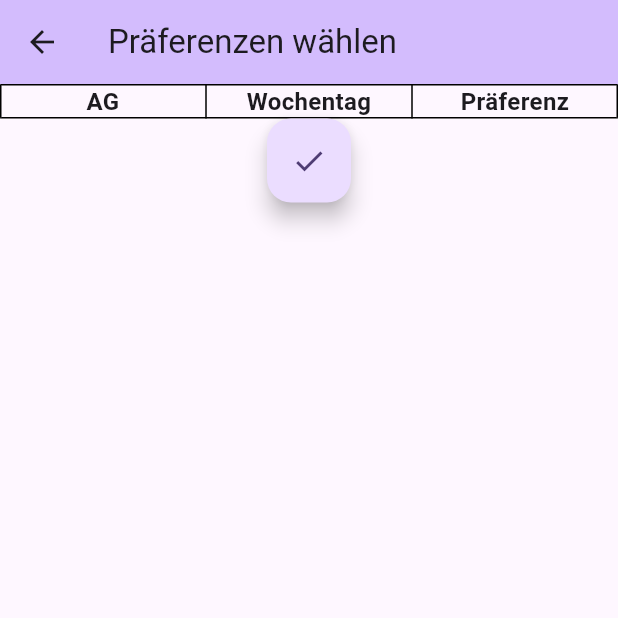
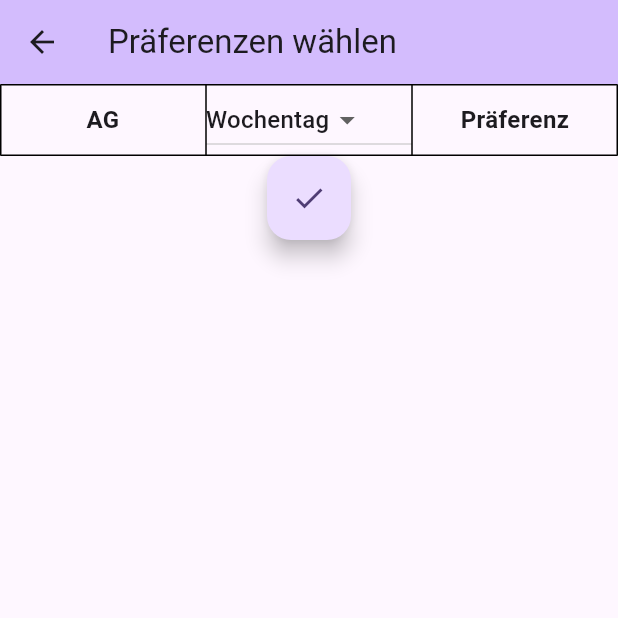
Before and after one commit to Jonathan-Hollenbeck/AG-Selector, a Flutter app: the SelectPreferences screen opened directly with empty values, on a phone screen of 412 x 824 dp, the top half of it. Run offline on Flutter 3.47's test engine with Material 3 defaults, Android fonts, the phone set to English and light mode, and no system bars; our stand-ins replace pdf, sqflite_common_ffi, sqflite_common_ffi_web; accounts and stored records are empty.

Commit message:
added filter for select preferences

```diff
--- a/lib/view/select_preferences.dart
+++ b/lib/view/select_preferences.dart
@@ -35,6 +35,10 @@ class _SelectPreferencesState extends State<SelectPreferences> {
       <int, Map<String, String>>{};
 
   Settings settings = Settings(Settings.defaultNumberOfPreferences);
+
+  Set<String> filterWeekdaySet = {};
+
+  String filterWeekday = "Wochentag";
 
   void setAGPreference(AG ag, String weekday, String preferenceString) {
     setState(() {
@@ -109,6 +113,7 @@ class _SelectPreferencesState extends State<SelectPreferences> {
     //create map for view
     for (AG ag in widget.ags) {
       for (String weekday in ag.weekdays) {
+        filterWeekdaySet.add(weekday);
         if (agNWeekdayToPreference.keys.contains(ag.id)) {
           agNWeekdayToPreference[ag.id]!.putIfAbsent(weekday, () => "");
         } else {
@@ -116,6 +121,7 @@ class _SelectPreferencesState extends State<SelectPreferences> {
         }
       }
     }
+    filterWeekdaySet.add("Wochentag");
 
     reloadSettings();
     reloadPersonAgPreferences();
@@ -183,20 +189,30 @@ class _SelectPreferencesState extends State<SelectPreferences> {
               border: TableBorder.all(),
               defaultVerticalAlignment: TableCellVerticalAlignment.middle,
               children: [
-                const TableRow(children: [
-                  Text(
+                TableRow(children: [
+                  const Text(
                     "AG",
                     textAlign: TextAlign.center,
                     style:
                         TextStyle(fontWeight: FontWeight.bold, fontSize: 16.0),
                   ),
-                  Text(
-                    "Wochentag",
-                    textAlign: TextAlign.center,
-                    style:
-                        TextStyle(fontWeight: FontWeight.bold, fontSize: 16.0),
+                  DropdownButton(
+                    value: filterWeekday,
+                    items: filterWeekdaySet
+                        .map<DropdownMenuItem<String>>(
+                          (String value) => DropdownMenuItem(
+                              value: value, child: Text(value)),
+                        )
+                        .toList(),
+                    onChanged: (String? value) {
+                      if (value != null) {
+                        setState(() {
+                          filterWeekday = value;
+                        });
+                      }
+                    },
                   ),
-                  Text(
+                  const Text(
                     "Präferenz",
                     textAlign: TextAlign.center,
                     style:
@@ -205,7 +221,9 @@ class _SelectPreferencesState extends State<SelectPreferences> {
                 ]),
                 for (AG ag in widget.ags)
                   for (String weekday in ag.weekdays)
-                    if (agNWeekdayToPreference[ag.id] != null)
+                    if (agNWeekdayToPreference[ag.id] != null &&
+                        (filterWeekday == "Wochentag" ||
+                            filterWeekday == weekday))
                       TableRow(children: [
                         Text(ag.toShortString()),
                         Text(weekday),
```
Also changed, not shown: lib/controller/persistence/persistence_person.dart (+5 -5 lines).
